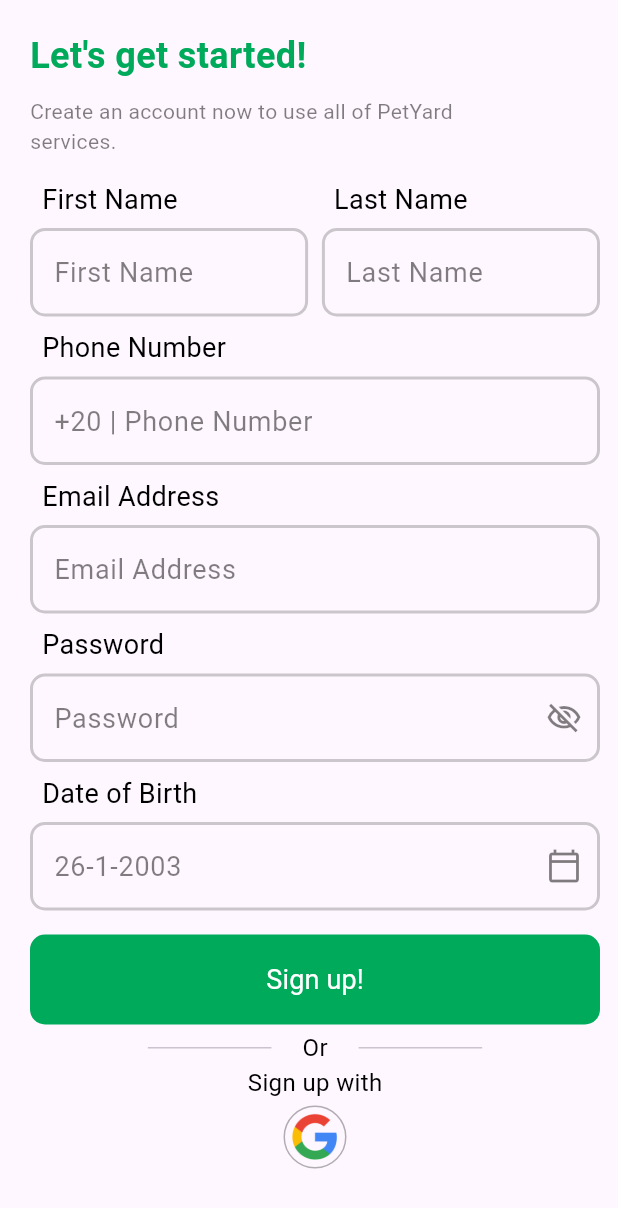
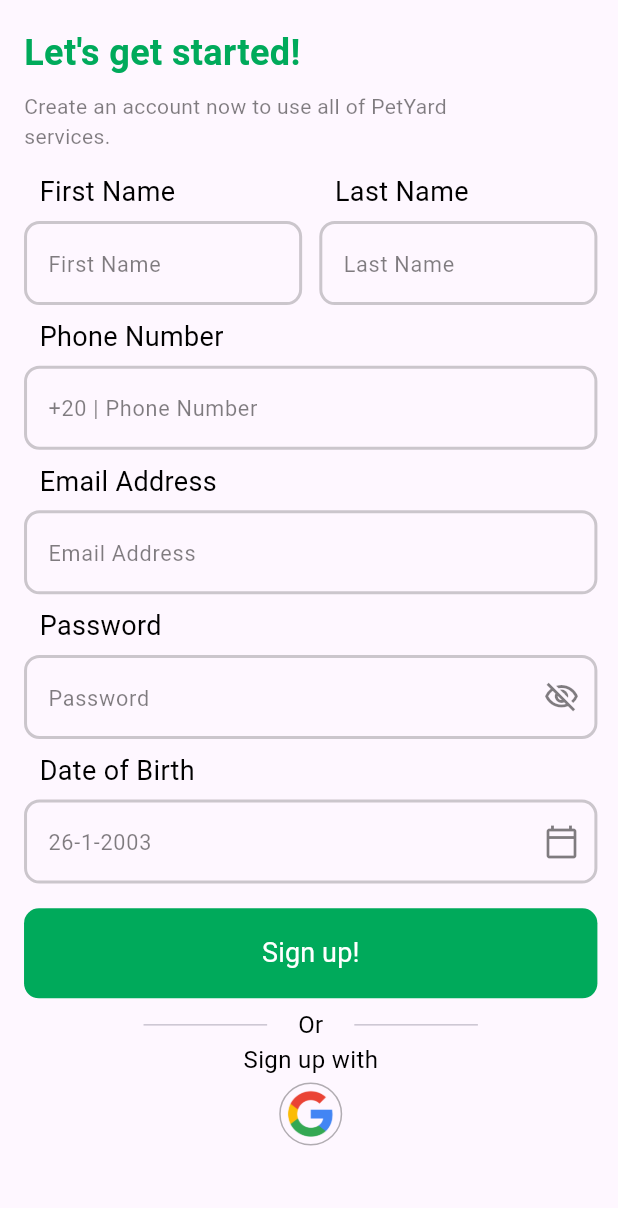
Before and after one commit to Loaiosama/PetYard, a Flutter app: the screen it shows after launch, on a phone screen of 412 x 824 dp. Shown: the top 1208 px of the screen. Run offline on Flutter 3.47's test engine with Material 3 defaults, Android fonts, the phone set to English and light mode, and no system bars; our stand-ins replace animated_splash_screen, flutter_screenutil, go_router.

Commit message:
add responsiveness to sign up screen

```diff
--- a/petowner_frontend/lib/core/widgets/custom_text_form_field.dart
+++ b/petowner_frontend/lib/core/widgets/custom_text_form_field.dart
@@ -1,9 +1,10 @@
 // ignore_for_file: public_member_api_docs, sort_constructors_first
 import 'package:flutter/material.dart';
+import 'package:flutter_screenutil/flutter_screenutil.dart';
 import 'package:petowner_frontend/core/utils/theming/colors.dart';
 
 InputBorder customEnabledOutlinedBorder = OutlineInputBorder(
-  borderRadius: BorderRadius.circular(10.0),
+  borderRadius: BorderRadius.circular(10.0.r),
   borderSide: BorderSide(
     color: Colors.black.withOpacity(0.2),
     width: 2.0,
@@ -11,7 +12,7 @@ InputBorder customEnabledOutlinedBorder = OutlineInputBorder(
 );
 
 InputBorder customFocusedOutlinedBorder = OutlineInputBorder(
-  borderRadius: BorderRadius.circular(10.0),
+  borderRadius: BorderRadius.circular(10.0.r),
   borderSide: const BorderSide(
     color: Color.fromRGBO(0, 170, 91, 1),
     width: 2.0,
@@ -19,7 +20,7 @@ InputBorder customFocusedOutlinedBorder = OutlineInputBorder(
 );
 
 InputBorder customBorder = OutlineInputBorder(
-  borderRadius: BorderRadius.circular(10.0),
+  borderRadius: BorderRadius.circular(10.0.r),
 );
 
 class CustomRegistrationTextField extends StatefulWidget {
@@ -75,7 +76,6 @@ class _CustomRegistrationTextFieldState
         hintText: widget.hintText,
         constraints: BoxConstraints.tightForFinite(
           width: widget.width,
-          // height: widget.height,
         ),
         suffixIcon: (widget.isPassword!)
             ? IconButton(
@@ -97,10 +97,7 @@ class _CustomRegistrationTextFieldState
             : null,
         hintStyle: TextStyle(
           color: Colors.black.withOpacity(0.5),
-          // color: widget.focusNode.hasFocus
-          //     ? const Color.fromRGBO(0, 170, 91, 1)
-          //     : Colors.black.withOpacity(0.5),
-          fontSize: 18,
+          fontSize: 14.sp,
         ),
         border: customBorder,
         enabledBorder: customEnabledOutlinedBorder,
--- a/petowner_frontend/lib/features/registration/signup/presentation/widgets/date_of_birth_column.dart
+++ b/petowner_frontend/lib/features/registration/signup/presentation/widgets/date_of_birth_column.dart
@@ -1,4 +1,5 @@
 import 'package:flutter/material.dart';
+import 'package:flutter_screenutil/flutter_screenutil.dart';
 import 'package:petowner_frontend/core/utils/theming/styles.dart';
 import 'date_of_birth_text_field.dart';
 
@@ -11,13 +12,13 @@ class DateOfBirthColumn extends StatelessWidget {
       crossAxisAlignment: CrossAxisAlignment.start,
       children: [
         Padding(
-          padding: const EdgeInsets.only(left: 8.0),
+          padding: EdgeInsets.only(left: 9.0.w),
           child: Text(
             'Date of Birth',
             style: Styles.styles18,
           ),
         ),
-        const SizedBox(height: 6),
+        SizedBox(height: 6.h),
         const DateOfBirthTexTField(),
       ],
     );
--- a/petowner_frontend/lib/features/registration/signup/presentation/widgets/date_of_birth_text_field.dart
+++ b/petowner_frontend/lib/features/registration/signup/presentation/widgets/date_of_birth_text_field.dart
@@ -1,4 +1,5 @@
 import 'package:flutter/material.dart';
+import 'package:flutter_screenutil/flutter_screenutil.dart';
 import 'package:petowner_frontend/core/utils/theming/colors.dart';
 import 'package:petowner_frontend/core/widgets/custom_text_form_field.dart';
 
@@ -49,7 +50,7 @@ class _DateOfBirthTexTFieldState extends State<DateOfBirthTexTField> {
                 )),
             hintStyle: TextStyle(
               color: Colors.black.withOpacity(0.5),
-              fontSize: 18,
+              fontSize: 14.sp,
             ),
             border: customBorder,
             enabledBorder: customEnabledOutlinedBorder,
--- a/petowner_frontend/lib/features/registration/signup/presentation/widgets/first_section.dart
+++ b/petowner_frontend/lib/features/registration/signup/presentation/widgets/first_section.dart
@@ -1,4 +1,5 @@
 import 'package:flutter/material.dart';
+import 'package:flutter_screenutil/flutter_screenutil.dart';
 import 'package:petowner_frontend/core/utils/theming/colors.dart';
 import 'package:petowner_frontend/core/utils/theming/styles.dart';
 
@@ -16,7 +17,7 @@ class FirstSection extends StatelessWidget {
           'Let\'s get started!',
           style: Styles.styles24.copyWith(color: kPrimaryGreen),
         ),
-        const SizedBox(height: 10),
+        SizedBox(height: 8.h),
         SizedBox(
           width: MediaQuery.of(context).size.width * 0.7,
           child: Text(
@@ -24,7 +25,7 @@ class FirstSection extends StatelessWidget {
             style: Styles.styles14,
           ),
         ),
-        const SizedBox(height: 16),
+        SizedBox(height: 14.h),
         const SignUpUserNameWidget(),
       ],
     );
--- a/petowner_frontend/lib/features/registration/signup/presentation/widgets/second_section.dart
+++ b/petowner_frontend/lib/features/registration/signup/presentation/widgets/second_section.dart
@@ -1,4 +1,5 @@
 import 'package:flutter/material.dart';
+import 'package:flutter_screenutil/flutter_screenutil.dart';
 
 import 'signup_text_field_column.dart';
 
@@ -7,22 +8,22 @@ class SecondSection extends StatelessWidget {
 
   @override
   Widget build(BuildContext context) {
-    return const Column(
+    return Column(
       mainAxisAlignment: MainAxisAlignment.start,
       children: [
-        SignUpTextFieldColumn(
+        const SignUpTextFieldColumn(
           hintText: '+20 | Phone Number',
           labelText: 'Phone Number',
           keyboardType: TextInputType.phone,
         ),
-        SizedBox(height: 8),
-        SignUpTextFieldColumn(
+        SizedBox(height: 8.h),
+        const SignUpTextFieldColumn(
           hintText: 'Email Address',
           labelText: 'Email Address',
           keyboardType: TextInputType.emailAddress,
         ),
-        SizedBox(height: 8),
-        SignUpTextFieldColumn(
+        SizedBox(height: 8.h),
+        const SignUpTextFieldColumn(
           hintText: 'Password',
           labelText: 'Password',
           keyboardType: TextInputType.visiblePassword,
--- a/petowner_frontend/lib/features/registration/signup/presentation/widgets/signup_screen_body.dart
+++ b/petowner_frontend/lib/features/registration/signup/presentation/widgets/signup_screen_body.dart
@@ -1,5 +1,6 @@
 // ignore_for_file: public_member_api_docs, sort_constructors_first
 import 'package:flutter/material.dart';
+import 'package:flutter_screenutil/flutter_screenutil.dart';
 import 'first_section.dart';
 import 'second_section.dart';
 import 'third_section.dart';
@@ -9,20 +10,19 @@ class SignUpScreenBody extends StatelessWidget {
 
   @override
   Widget build(BuildContext context) {
-    return const Padding(
-      padding:
-          EdgeInsets.only(right: 12.0, left: 20.0, top: 20.0, bottom: 20.0),
+    return Padding(
+      padding: EdgeInsets.only(right: 12.0.w, left: 14.0.w, top: 18.0.h),
       child: SafeArea(
         child: SingleChildScrollView(
-          physics: BouncingScrollPhysics(),
+          physics: const BouncingScrollPhysics(),
           child: Column(
             crossAxisAlignment: CrossAxisAlignment.start,
             children: [
-              FirstSection(),
-              SizedBox(height: 8),
-              SecondSection(),
-              SizedBox(height: 8),
-              ThirdSection(),
+              const FirstSection(),
+              SizedBox(height: 8.h),
+              const SecondSection(),
+              SizedBox(height: 8.h),
+              const ThirdSection(),
             ],
           ),
         ),
--- a/petowner_frontend/lib/features/registration/signup/presentation/widgets/signup_text_field_column.dart
+++ b/petowner_frontend/lib/features/registration/signup/presentation/widgets/signup_text_field_column.dart
@@ -1,4 +1,5 @@
 import 'package:flutter/material.dart';
+import 'package:flutter_screenutil/flutter_screenutil.dart';
 import 'package:petowner_frontend/core/utils/theming/styles.dart';
 import 'package:petowner_frontend/core/widgets/custom_text_form_field.dart';
 
@@ -25,13 +26,13 @@ class SignUpTextFieldColumn extends StatelessWidget {
       crossAxisAlignment: CrossAxisAlignment.start,
       children: [
         Padding(
-          padding: const EdgeInsets.only(left: 8.0),
+          padding: EdgeInsets.only(left: 9.0.w),
           child: Text(
             labelText,
             style: Styles.styles18,
           ),
         ),
-        const SizedBox(height: 6),
+        SizedBox(height: 6.h),
         CustomRegistrationTextField(
           hintText: hintText,
           width: width,
--- a/petowner_frontend/lib/features/registration/signup/presentation/widgets/third_section.dart
+++ b/petowner_frontend/lib/features/registration/signup/presentation/widgets/third_section.dart
@@ -1,4 +1,5 @@
 import 'package:flutter/material.dart';
+import 'package:flutter_screenutil/flutter_screenutil.dart';
 import 'package:petowner_frontend/core/utils/theming/styles.dart';
 import 'package:petowner_frontend/core/widgets/petyard_text_button.dart';
 import 'alternative_signup_option.dart';
@@ -13,11 +14,11 @@ class ThirdSection extends StatelessWidget {
       mainAxisAlignment: MainAxisAlignment.start,
       children: [
         const DateOfBirthColumn(),
-        const SizedBox(height: 16),
+        SizedBox(height: 16.h),
         PetYardTextButton(
           style: Styles.styles18.copyWith(color: Colors.white),
         ),
-        const SizedBox(height: 4),
+        SizedBox(height: 6.h),
         const ALternativeSignupOptionColumn(),
       ],
     );
```
